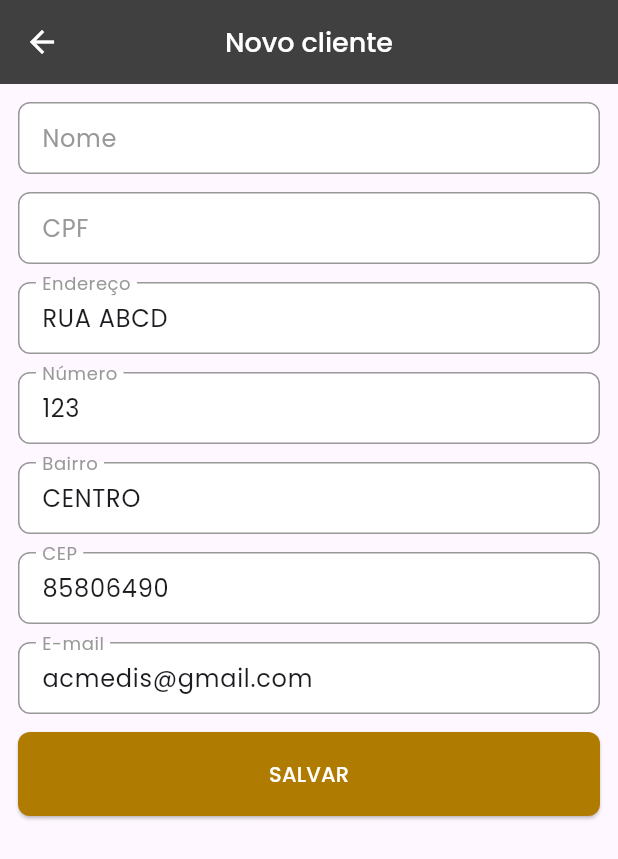
After one commit to ACMedis/playground-flutter, a Flutter app: the CustomerAddPage screen opened by its route, on a phone screen of 412 x 824 dp. The commit adds this screen. Shown: the top 859 px of the screen. Run offline on Flutter 3.47's test engine with Material 2 defaults, Android fonts, the phone set to English and light mode, and no system bars; our stand-ins replace dio, flutter_mobx, flutter_modular, loading_animation_widget, mobx, shared_preferences and 1 more; accounts and stored records are empty; generated files the repository leaves out were written again.

Commit message:
Add modulo clientes
Add modulo clientes

```diff
--- a/playground/lib/src/app_module.dart
+++ b/playground/lib/src/app_module.dart
@@ -1,7 +1,7 @@
 import 'package:flutter_modular/flutter_modular.dart';
-
 import 'package:playground_app/src/core/restClient/rest_client.dart';
 import 'package:playground_app/src/features/cities/city_module.dart';
+import 'package:playground_app/src/features/customers/customer_module.dart';
 import 'package:playground_app/src/features/home/home_module.dart';
 import 'package:playground_app/src/features/products/product_module.dart';
 
@@ -19,5 +19,6 @@ class AppModule extends Module {
         ModuleRoute('/home', module: HomeModule()),
         ModuleRoute('/product', module: ProductModule()),
         ModuleRoute('/city', module: CityModule()),
+        ModuleRoute('/customer', module: CustomerModule()),
       ];
 }
--- a/playground/lib/src/core/restClient/rest_client.dart
+++ b/playground/lib/src/core/restClient/rest_client.dart
@@ -6,8 +6,8 @@ import 'package:playground_app/src/core/restClient/interceptors/auth_interceptor
 final class RestClient extends DioForNative {
   RestClient()
       : super(BaseOptions(
-          // baseUrl: 'http://192.168.1.100:8080',
-          baseUrl: 'http://129.159.57.76:8080',
+          baseUrl: 'http://192.168.1.100:8080',
+          // baseUrl: 'http://129.159.57.76:8080',
           connectTimeout: const Duration(seconds: 10),
           receiveTimeout: const Duration(seconds: 60),
         )) {
--- /dev/null
+++ b/playground/lib/src/features/customers/customer_add/customer_add_page.dart
@@ -0,0 +1,149 @@
+import 'package:flutter/material.dart';
+
+import 'package:flutter_modular/flutter_modular.dart';
+import 'package:mobx/mobx.dart';
+
+import 'package:playground_app/src/core/ui/helpers/form_helper.dart';
+import 'package:playground_app/src/core/ui/helpers/messages.dart';
+import 'package:playground_app/src/core/ui/widgets/playground_button.dart';
+import 'package:playground_app/src/features/customers/customer_add/customer_add_state.dart';
+import 'package:playground_app/src/features/customers/customer_add/customer_add_store.dart';
+
+class CustomerAddPage extends StatefulWidget {
+  const CustomerAddPage({super.key});
+
+  @override
+  State<CustomerAddPage> createState() => _CustomerAddPageState();
+}
+
+class _CustomerAddPageState extends State<CustomerAddPage> {
+  final formKey = GlobalKey<FormState>();
+  final _nameEC = TextEditingController();
+  final _cpfEC = TextEditingController();
+  final _addressEC = TextEditingController();
+  final _addressNumberEC = TextEditingController();
+  final _neighborhoodEC = TextEditingController();
+  final _cepEC = TextEditingController();
+  final _emailEC = TextEditingController();
+  late ReactionDisposer _reactionDisposer;
+  final store = Modular.get<CustomerAddStore>();
+
+  @override
+  void initState() {
+    super.initState();
+    _emailEC.text = 'acmedis@gmail.com';
+    _addressEC.text = 'RUA ABCD';
+    _addressNumberEC.text = '123';
+    _cepEC.text = '85806490';
+    _neighborhoodEC.text = 'CENTRO';
+
+    WidgetsBinding.instance.addPostFrameCallback((timeStamp) {
+      _reactionDisposer = reaction((_) => store.state, (state) {
+        if (state is CustomerAddErrorState) {
+          Messages.showError(state.errorMessage!, context);
+        }
+        if (state is CustomerAddSavedState) {
+          Messages.showSuccess('Cliente salvo com sucesso!', context);
+        }
+      });
+    });
+  }
+
+  @override
+  void dispose() {
+    _nameEC.dispose();
+    _cpfEC.dispose();
+    _addressEC.dispose();
+    _addressNumberEC.dispose();
+    _neighborhoodEC.dispose();
+    _cepEC.dispose();
+    _emailEC.dispose();
+    _reactionDisposer();
+    super.dispose();
+  }
+
+  @override
+  Widget build(BuildContext context) {
+    // final store = Modular.get<CustomerAddStore>();
+
+    return Scaffold(
+      appBar: AppBar(
+        title: const Text('Novo cliente'),
+      ),
+      body: Container(
+        padding: const EdgeInsets.all(12),
+        child: SingleChildScrollView(
+          child: Form(
+            key: formKey,
+            child: Column(
+              children: [
+                TextFormField(
+                  controller: _nameEC,
+                  onTapOutside: (_) => context.unfocus(),
+                  decoration: const InputDecoration(label: Text('Nome')),
+                ),
+                const SizedBox(height: 12),
+                TextFormField(
+                  controller: _cpfEC,
+                  onTapOutside: (_) => context.unfocus(),
+                  decoration: const InputDecoration(label: Text('CPF')),
+                ),
+                const SizedBox(height: 12),
+                TextFormField(
+                  controller: _addressEC,
+                  onTapOutside: (_) => context.unfocus(),
+                  decoration: const InputDecoration(label: Text('Endereço')),
+                ),
+                const SizedBox(height: 12),
+                TextFormField(
+                  controller: _addressNumberEC,
+                  onTapOutside: (_) => context.unfocus(),
+                  decoration: const InputDecoration(label: Text('Número')),
+                ),
+                const SizedBox(height: 12),
+                TextFormField(
+                  controller: _neighborhoodEC,
+                  onTapOutside: (_) => context.unfocus(),
+                  decoration: const InputDecoration(label: Text('Bairro')),
+                ),
+                const SizedBox(height: 12),
+                TextFormField(
+                  controller: _cepEC,
+                  onTapOutside: (_) => context.unfocus(),
+                  decoration: const InputDecoration(label: Text('CEP')),
+                ),
+                const SizedBox(height: 12),
+                TextFormField(
+                  controller: _emailEC,
+                  onTapOutside: (_) => context.unfocus(),
+                  decoration: const InputDecoration(label: Text('E-mail')),
+                ),
+                const SizedBox(height: 12),
+                PlaygroundButton(
+                  label: 'SALVAR',
+                  onPressed: () {
+                    switch (formKey.currentState?.validate()) {
+                      case (null || false):
+                        Messages.showError('Formulário inválido', context);
+                        break;
+                      case true:
+                        store.register(
+                          name: _nameEC.text,
+                          cpf: _cpfEC.text,
+                          address: _addressEC.text,
+                          addressNumber: _addressNumberEC.text,
+                          neighborhood: _neighborhoodEC.text,
+                          email: _emailEC.text,
+                          cep: _cepEC.text,
+                        );
+                    }
+                  },
+                ),
+              ],
+            ),
+          ),
+        ),
+      ),
+    );
+  }
+}
--- /dev/null
+++ b/playground/lib/src/features/customers/customer_add/customer_add_state.dart
@@ -0,0 +1,37 @@
+sealed class CustomerAddState {
+  final String? errorMessage;
+
+  CustomerAddState({
+    required this.errorMessage,
+  });
+
+  factory CustomerAddState.initial() => CustomerAddInitialState();
+
+  CustomerAddState setLoading() {
+    return CustomerAddLoadingState();
+  }
+
+  CustomerAddState setSaved() {
+    return CustomerAddSavedState();
+  }
+
+  CustomerAddState setError(String message) {
+    return CustomerAddErrorState(errorMessage: message);
+  }
+}
+
+class CustomerAddInitialState extends CustomerAddState {
+  CustomerAddInitialState() : super(errorMessage: '');
+}
+
+class CustomerAddLoadingState extends CustomerAddState {
+  CustomerAddLoadingState() : super(errorMessage: '');
+}
+
+class CustomerAddSavedState extends CustomerAddState {
+  CustomerAddSavedState() : super(errorMessage: '');
+}
+
+class CustomerAddErrorState extends CustomerAddState {
+  CustomerAddErrorState({required super.errorMessage});
+}
```
Also changed, not shown: playground/lib/src/core/constants/api_constants.dart (+1 -1 lines), playground/lib/src/features/customers/customer_add/customer_add_store.dart (added, +51 -0 lines), playground/lib/src/features/customers/customer_module.dart (added, +21 -0 lines), playground/lib/src/features/home/home_page.dart (+10 -0 lines), playground/lib/src/models/customer_model.dart (added, +57 -0 lines), playground/lib/src/repositories/customer/customer_repository.dart (added, +8 -0 lines), playground/lib/src/repositories/customer/customer_repository_impl.dart (added, +29 -0 lines), playground/lib/src/services/customer/customer_service.dart (added, +8 -0 lines), playground/lib/src/services/customer/customer_service_impl.dart (added, +25 -0 lines), playground/lib/src/features/customers/customer_add/customer_add_store.g.dart (added).
